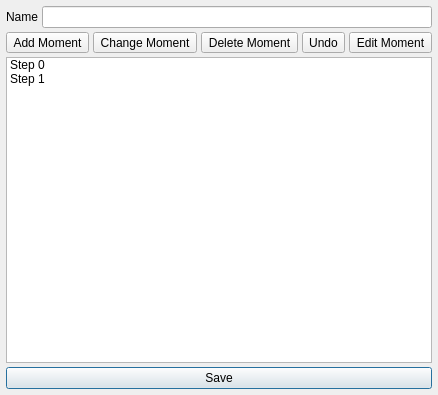
enigma-dev/RadialGM, file Editors/TimelineEditor.ui: the form before one commit.
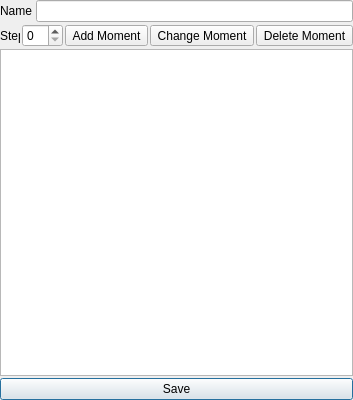
The form after the commit. Icons and pictures are not drawn.

Commit message: Add move/insert to repeated protomodel & add shader and timeline editors

Diff of the .ui file:
```diff
--- a/Editors/TimelineEditor.ui
+++ b/Editors/TimelineEditor.ui
@@ -6,12 +6,12 @@
    <rect>
     <x>0</x>
     <y>0</y>
-    <width>314</width>
-    <height>395</height>
+    <width>256</width>
+    <height>400</height>
    </rect>
   </property>
   <property name="sizePolicy">
-   <sizepolicy hsizetype="Preferred" vsizetype="Preferred">
+   <sizepolicy hsizetype="Minimum" vsizetype="Preferred">
     <horstretch>0</horstretch>
     <verstretch>0</verstretch>
    </sizepolicy>
@@ -23,21 +23,24 @@
    <iconset resource="../images.qrc">
     <normaloff>:/resources/timeline.png</normaloff>:/resources/timeline.png</iconset>
   </property>
+  <property name="layoutDirection">
+   <enum>Qt::LeftToRight</enum>
+  </property>
   <layout class="QVBoxLayout" name="verticalLayout">
    <property name="spacing">
-    <number>4</number>
+    <number>2</number>
    </property>
    <property name="leftMargin">
-    <number>6</number>
+    <number>0</number>
    </property>
    <property name="topMargin">
-    <number>6</number>
+    <number>0</number>
    </property>
    <property name="rightMargin">
-    <number>6</number>
+    <number>0</number>
    </property>
    <property name="bottomMargin">
-    <number>6</number>
+    <number>0</number>
    </property>
    <item>
     <layout class="QGridLayout" name="propertiesLayout" columnstretch="0,0">
@@ -67,10 +70,48 @@
     </layout>
    </item>
    <item>
-    <layout class="QHBoxLayout" name="momentsActionsLayout">
-     <property name="spacing">
-      <number>4</number>
-     </property>
+    <layout class="QHBoxLayout" name="horizontalLayout">
+     <item>
+      <widget class="QLabel" name="label">
+       <property name="sizePolicy">
+        <sizepolicy hsizetype="Minimum" vsizetype="Preferred">
+         <horstretch>0</horstretch>
+         <verstretch>0</verstretch>
+        </sizepolicy>
+       </property>
+       <property name="minimumSize">
+        <size>
+         <width>20</width>
+         <height>0</height>
+        </size>
+       </property>
+       <property name="maximumSize">
+        <size>
+         <width>30</width>
+         <height>16777215</height>
+        </size>
+       </property>
+       <property name="text">
+        <string>Step</string>
+       </property>
+      </widget>
+     </item>
+     <item>
+      <widget class="QSpinBox" name="stepBox">
+       <property name="minimumSize">
+        <size>
+         <width>0</width>
+         <height>0</height>
+        </size>
+       </property>
+       <property name="baseSize">
+        <size>
+         <width>0</width>
+         <height>0</height>
+        </size>
+       </property>
+      </widget>
+     </item>
      <item>
       <widget class="QToolButton" name="addMomentButton">
        <property name="toolTip">
@@ -122,70 +163,31 @@
        </property>
       </widget>
      </item>
-     <item>
-      <widget class="QToolButton" name="undoButton">
-       <property name="toolTip">
-        <string>Undo</string>
-       </property>
-       <property name="text">
-        <string>Undo</string>
-       </property>
-       <property name="icon">
-        <iconset resource="../images.qrc">
-         <normaloff>:/actions/undo.png</normaloff>:/actions/undo.png</iconset>
-       </property>
-      </widget>
-     </item>
-     <item>
-      <spacer name="undoEditSpacer">
-       <property name="orientation">
-        <enum>Qt::Horizontal</enum>
-       </property>
-       <property name="sizeHint" stdset="0">
-        <size>
-         <width>40</width>
-         <height>20</height>
-        </size>
-       </property>
-      </spacer>
-     </item>
-     <item>
-      <widget class="QToolButton" name="editMomentButton">
-       <property name="toolTip">
-        <string>Edit Moment</string>
-       </property>
-       <property name="text">
-        <string>Edit Moment</string>
-       </property>
-       <property name="icon">
-        <iconset resource="../images.qrc">
-         <normaloff>:/actions/edit.png</normaloff>:/actions/edit.png</iconset>
-       </property>
-      </widget>
-     </item>
     </layout>
    </item>
    <item>
-    <widget class="QListWidget" name="momentsList">
-     <property name="sizePolicy">
-      <sizepolicy hsizetype="Preferred" vsizetype="Expanding">
-       <horstretch>0</horstretch>
-       <verstretch>0</verstretch>
-      </sizepolicy>
+    <widget class="QListView" name="momentsList">
+     <property name="minimumSize">
+      <size>
+       <width>0</width>
+       <height>0</height>
+      </size>
      </property>
-     <property name="alternatingRowColors">
-      <bool>false</bool>
+     <property name="acceptDrops">
+      <bool>true</bool>
      </property>
-     <item>
-      <property name="text">
-       <string>Step 0</string>
-      </property>
-     </item>
-     <item>
-      <property name="text">
-       <string>Step 1</string>
-      </property>
-     </item>
+     <property name="sizeAdjustPolicy">
+      <enum>QAbstractScrollArea::AdjustIgnored</enum>
+     </property>
+     <property name="dragEnabled">
+      <bool>true</bool>
+     </property>
+     <property name="dragDropMode">
+      <enum>QAbstractItemView::InternalMove</enum>
+     </property>
+     <property name="defaultDropAction">
+      <enum>Qt::MoveAction</enum>
+     </property>
     </widget>
    </item>
    <item>
```
The commit also changes 23 other files.
